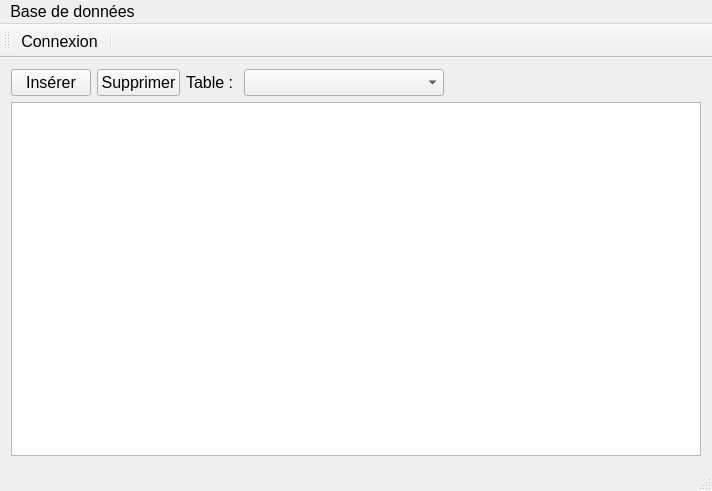
First picture: the form in Banque/mainwindow.ui, repository TheoMichaud/Apprendre_QT, before the edit.
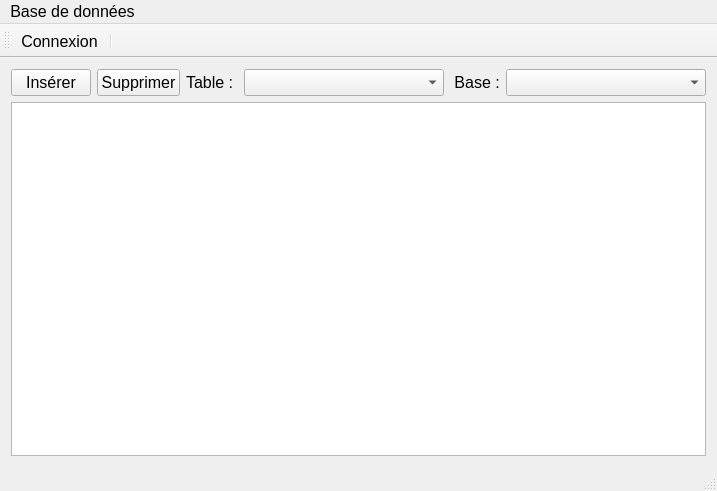
Second picture: the form after the edit. Icons and pictures are not drawn.

Patch:
```diff
--- a/Banque/mainwindow.ui
+++ b/Banque/mainwindow.ui
@@ -75,6 +75,23 @@
           </property>
          </widget>
         </item>
+        <item>
+         <widget class="QLabel" name="label_2">
+          <property name="text">
+           <string> Base :</string>
+          </property>
+         </widget>
+        </item>
+        <item>
+         <widget class="QComboBox" name="comboBoxBases">
+          <property name="minimumSize">
+           <size>
+            <width>200</width>
+            <height>0</height>
+           </size>
+          </property>
+         </widget>
+        </item>
         <item>
          <spacer name="horizontalSpacer">
           <property name="orientation">
```
